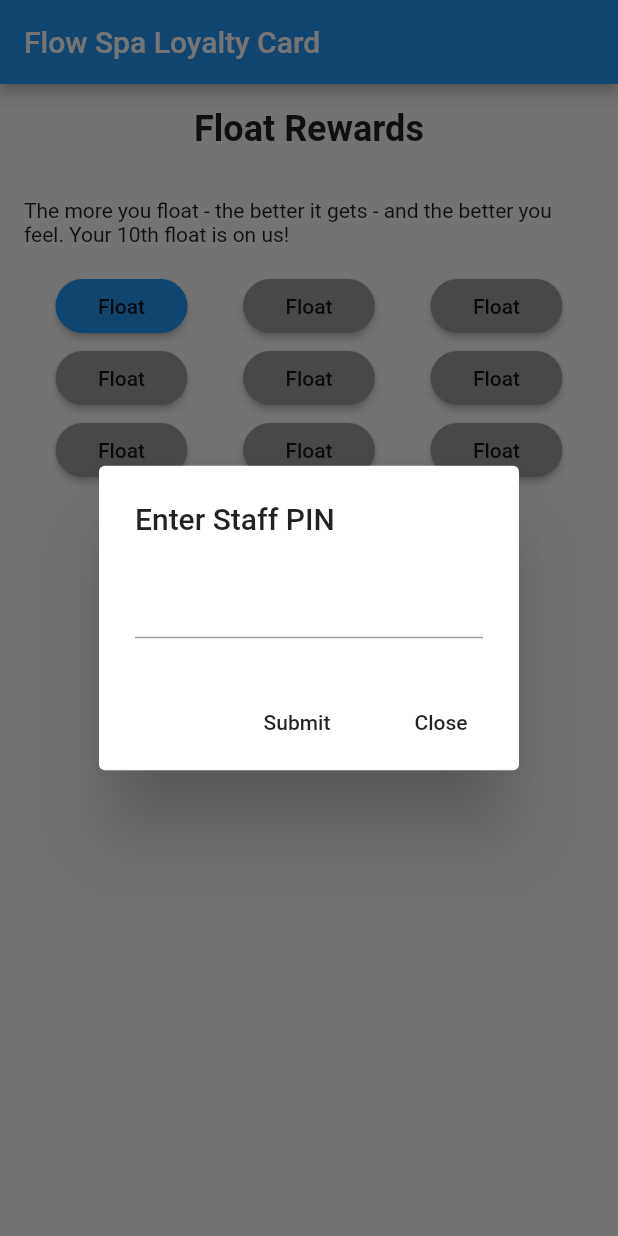
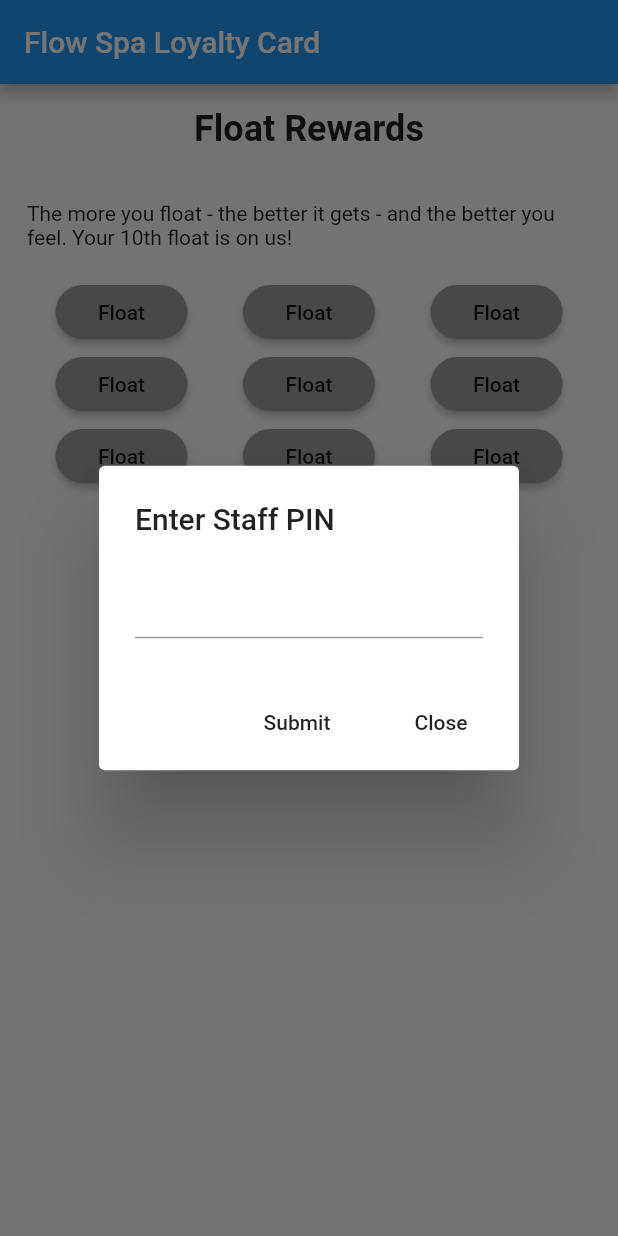
Before and after one commit to jtan89/flow_app, a Flutter app: the screen it shows after launch, after a tap on "Float", on a phone screen of 412 x 824 dp. Run offline on Flutter 3.47's test engine with Material 2 defaults, Android fonts, the phone set to English and light mode, and no system bars.

Commit message:
Moved Alert Dialog
Moved entire pin validation to stamp button class

```diff
--- a/lib/PinEntryDialog.dart
+++ /dev/null
@@ -1,33 +0,0 @@
-import 'package:flutter/material.dart';
-import 'package:flutter/services.dart';
-
-class PinEntryDialog {
-
-  void showPinAlertDialog(BuildContext context) {
-
-    var alert = AlertDialog(
-      title: Text("Enter Staff PIN"),
-      content: TextField(
-        keyboardType: TextInputType.number,
-        inputFormatters: [WhitelistingTextInputFormatter.digitsOnly],
-      ),
-      actions: [
-         FlatButton(
-          child: Text("Submit"),
-          //Code onPressed to validate.
-          onPressed: (){},
-        ),
-        FlatButton(
-          child: Text("Close"),
-          onPressed: () { Navigator.of(context).pop(); },
-        )
-      ],
-    );
-
-    showDialog(
-        context: context,
-        builder: (BuildContext context) {
-          return alert;
-        });
-  }
- }
--- a/lib/StampButton.dart
+++ b/lib/StampButton.dart
@@ -1,5 +1,6 @@
 import 'package:flutter/material.dart';
-import './PinEntryDialog.dart';
+import 'package:flutter/services.dart';
+
 
 class StampButton extends StatefulWidget {
   @override
@@ -9,15 +10,60 @@ class StampButton extends StatefulWidget {
 }
 
 class StampButtonState extends State<StampButton> {
+
   var currStampColor;
   bool isActiveStamp;
+  int pinInput;
+  int validPin = 12345;
+
 
   StampButtonState(
       {this.currStampColor = Colors.grey, this.isActiveStamp = true});
 
-  void stampPressed() {
-    currStampColor = Colors.blue;
+  void validate() {
+    this.currStampColor = Colors.blue;
     this.isActiveStamp = false;
+  }
+
+  void _showDialog() {
+    showDialog(
+      context: context,
+      builder: (BuildContext context) {
+        return AlertDialog(
+          title: Text("Enter Staff PIN"),
+          content: TextField(
+            keyboardType: TextInputType.number,
+            inputFormatters: [WhitelistingTextInputFormatter.digitsOnly],
+            onChanged: (value) {
+              pinInput = int.parse(value);
+            },
+          ),
+          actions: [
+            FlatButton(
+              child: Text("Submit"),
+              //Code onPressed to validate.
+              onPressed: () {
+                print(pinInput);
+                if (pinInput == validPin) {
+                  setState(() {
+                    validate();
+                  });
+                  Navigator.of(context).pop();
+                } else {
+                  print('notvalidated');
+                }
+              },
+            ),
+            FlatButton(
+              child: Text("Close"),
+              onPressed: () {
+                Navigator.of(context).pop();
+              },
+            )
+          ],
+        );
+      },
+    );
   }
 
   @override
@@ -25,15 +71,11 @@ class StampButtonState extends State<StampButton> {
     return RaisedButton(
       //Placeholder for round float button images.
       color: currStampColor,
-
       child: Text('Float'),
       shape: RoundedRectangleBorder(borderRadius: BorderRadius.circular(100.0)),
       onPressed: () {
-        if (this.isActiveStamp == true) {
-          PinEntryDialog().showPinAlertDialog(context);
-          setState(() {
-            stampPressed();
-          });
+        if(this.isActiveStamp == true) {
+          _showDialog();
         }
       },
     );
--- a/lib/main.dart
+++ b/lib/main.dart
@@ -36,7 +36,7 @@ class _FlowAppState extends State<FlowApp> {
             ),
 
             Padding(
-              padding: const EdgeInsets.all(16.0),
+              padding: const EdgeInsets.all(18.0),
               child: Text(
                   "The more you float - the better it gets - and the better you feel. Your 10th float is on us!"),
             ),
```
